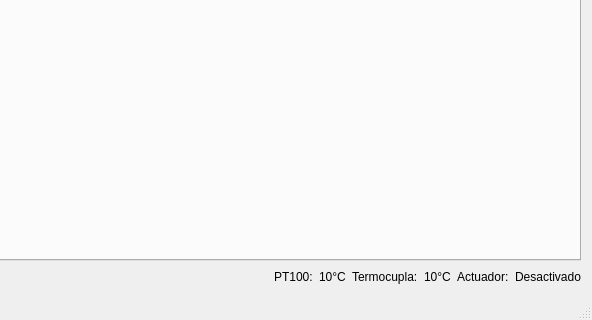
Qt form Prototipo/control_temperatura/mainwindow.ui (AgustinAllegui/temperatura_raspberry) before a commit; both pictures show x 125 to 717 and y 289 to 609 of the 717 by 609 pixel window.
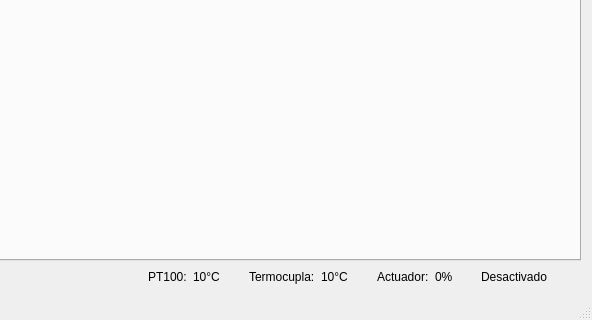
The same form after that commit. Custom widgets are drawn as their Qt base class.

What changed in the file:
```diff
--- a/Prototipo/control_temperatura/mainwindow.ui
+++ b/Prototipo/control_temperatura/mainwindow.ui
@@ -694,6 +694,18 @@
       </item>
       <item>
        <widget class="QLabel" name="label_pt100_value">
+        <property name="sizePolicy">
+         <sizepolicy hsizetype="Fixed" vsizetype="Preferred">
+          <horstretch>0</horstretch>
+          <verstretch>0</verstretch>
+         </sizepolicy>
+        </property>
+        <property name="minimumSize">
+         <size>
+          <width>50</width>
+          <height>0</height>
+         </size>
+        </property>
         <property name="text">
          <string>10°C</string>
         </property>
@@ -708,6 +720,18 @@
       </item>
       <item>
        <widget class="QLabel" name="label_term_value">
+        <property name="sizePolicy">
+         <sizepolicy hsizetype="Fixed" vsizetype="Preferred">
+          <horstretch>0</horstretch>
+          <verstretch>0</verstretch>
+         </sizepolicy>
+        </property>
+        <property name="minimumSize">
+         <size>
+          <width>50</width>
+          <height>0</height>
+         </size>
+        </property>
         <property name="text">
          <string>10°C</string>
         </property>
@@ -720,8 +744,39 @@
         </property>
        </widget>
       </item>
+      <item>
+       <widget class="QLabel" name="label_act_value">
+        <property name="sizePolicy">
+         <sizepolicy hsizetype="Fixed" vsizetype="Preferred">
+          <horstretch>0</horstretch>
+          <verstretch>0</verstretch>
+         </sizepolicy>
+        </property>
+        <property name="minimumSize">
+         <size>
+          <width>40</width>
+          <height>0</height>
+         </size>
+        </property>
+        <property name="text">
+         <string>0%</string>
+        </property>
+       </widget>
+      </item>
       <item>
        <widget class="QLabel" name="label_act_state">
+        <property name="sizePolicy">
+         <sizepolicy hsizetype="Fixed" vsizetype="Preferred">
+          <horstretch>0</horstretch>
+          <verstretch>0</verstretch>
+         </sizepolicy>
+        </property>
+        <property name="minimumSize">
+         <size>
+          <width>100</width>
+          <height>0</height>
+         </size>
+        </property>
         <property name="text">
          <string>Desactivado</string>
         </property>
```
Left out of the diff: 2 changed lines with no effect on the pictures.
